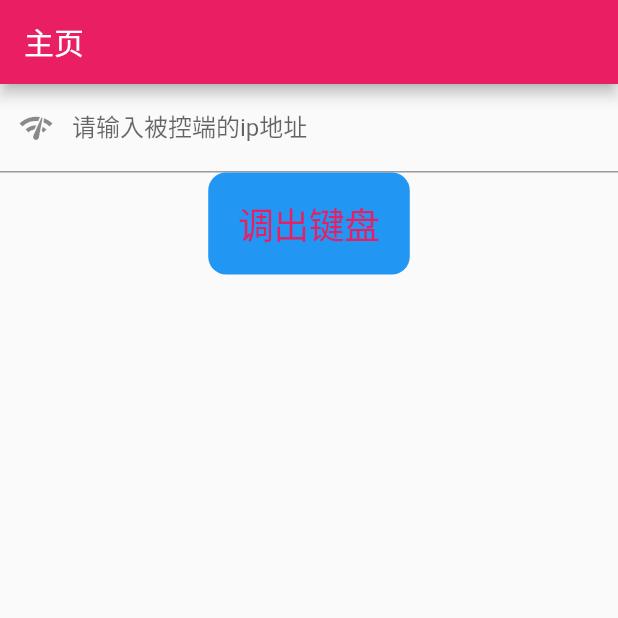
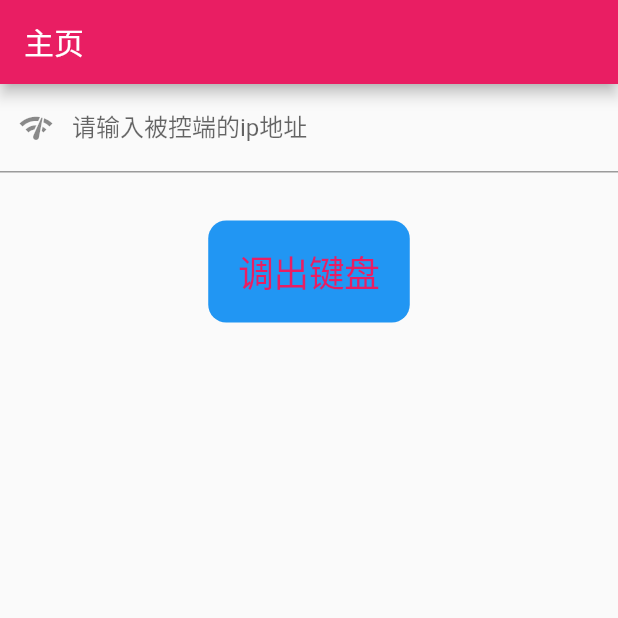
Before and after one commit to Core2002/little_touch_pad, a Flutter app: the screen it shows after launch, on a phone screen of 412 x 824 dp, the top half of it. Run offline on Flutter 3.47's test engine with Material 2 defaults, Android fonts, the phone set to English and light mode, and no system bars; our stand-ins replace dio.

Commit message:
美化页面

```diff
--- a/lib/main.dart
+++ b/lib/main.dart
@@ -49,7 +49,9 @@ class _MyHomePageState extends State<MyHomePage> {
                 prefixIcon: Icon(Icons.network_check),
               ),
             ),
-            CupertinoButton(
+            Padding(
+              padding: const EdgeInsets.only(top: 32),
+              child: CupertinoButton(
                 onPressed: (() {
                   Navigator.pushNamed(context, "key_bord");
                 }),
@@ -61,6 +63,7 @@ class _MyHomePageState extends State<MyHomePage> {
                   ),
                 ),
               ),
+            ),
           ],
         ),
       ),
```
Lines whose indentation alone changed are shown as unchanged.
